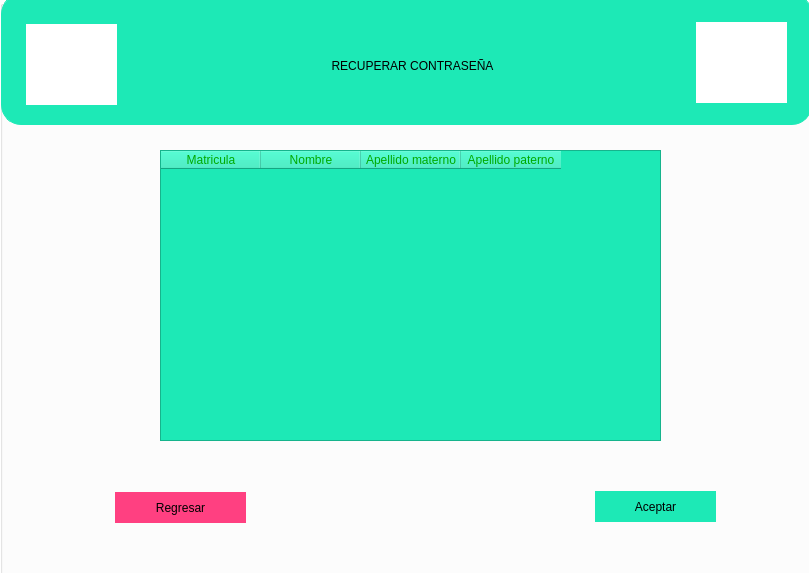
This is SCS/restablecer_contrasena1.ui in sagarme17/SCS as Qt 5 draws it before an edit. The edited form follows.
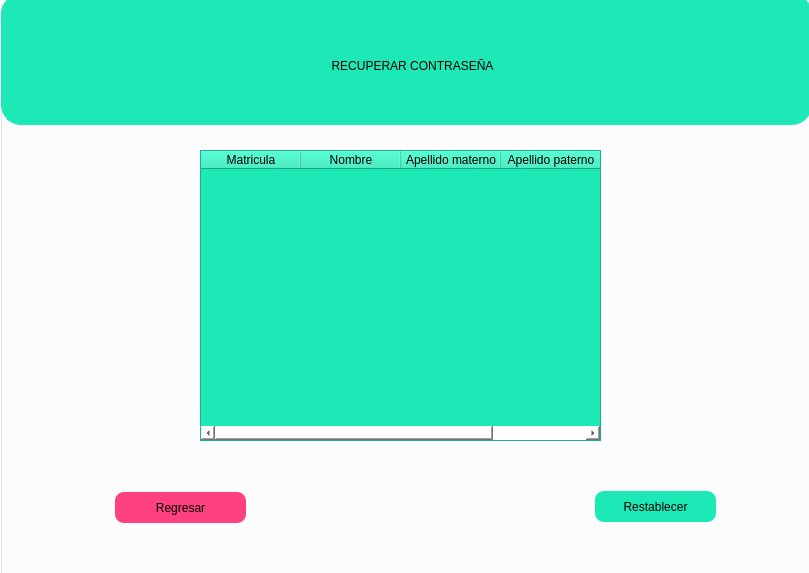
This is the edited form. Icons and pictures are not drawn.

Commit message: Rellenar Tabla y restablecer contraseña

The edit to the form file:
```diff
--- a/SCS/restablecer_contrasena1.ui
+++ b/SCS/restablecer_contrasena1.ui
@@ -35,15 +35,15 @@
    <widget class="QTableWidget" name="Tabla1">
     <property name="geometry">
      <rect>
-      <x>160</x>
+      <x>200</x>
       <y>150</y>
-      <width>501</width>
+      <width>401</width>
       <height>291</height>
      </rect>
     </property>
     <property name="styleSheet">
-     <string notr="true">color: rgb(0, 170, 0);
-background-color: #1DE9B6;  </string>
+     <string notr="true">color: rgb(0, 0, 0);
+background-color: #1DE9B6;</string>
     </property>
     <column>
      <property name="text">
@@ -100,11 +100,11 @@
     <property name="styleSheet">
      <string notr="true">background-color: #1DE9B6; 
 font: 14pt 75 &quot;Times New Roman&quot;;
-border:none;
-hover!pressed:border: 5px solid blue;</string>
+border: 2px ;
+border-radius: 9px;</string>
     </property>
     <property name="text">
-     <string>Aceptar</string>
+     <string>Restablecer</string>
     </property>
    </widget>
    <widget class="QPushButton" name="pushButton_2">
@@ -119,8 +119,8 @@
     <property name="styleSheet">
      <string notr="true">background-color: #FF4081;
 font: 14pt 75 &quot;Times New Roman&quot;;
-border:none;
-hover!pressed:border: 5px solid blue;</string>
+border: 2px ;
+border-radius: 9px;</string>
     </property>
     <property name="text">
      <string>Regresar</string>
@@ -154,6 +154,9 @@
       <height>81</height>
      </rect>
     </property>
+    <property name="styleSheet">
+     <string notr="true">background-color: transparent;</string>
+    </property>
     <property name="text">
      <string/>
     </property>
@@ -173,6 +176,9 @@
       <height>81</height>
      </rect>
     </property>
+    <property name="styleSheet">
+     <string notr="true">background-color: transparent;</string>
+    </property>
     <property name="text">
      <string/>
     </property>
```
Left out of the diff: 4 changed lines with no effect on the pictures. The commit also changes 9 other files.
